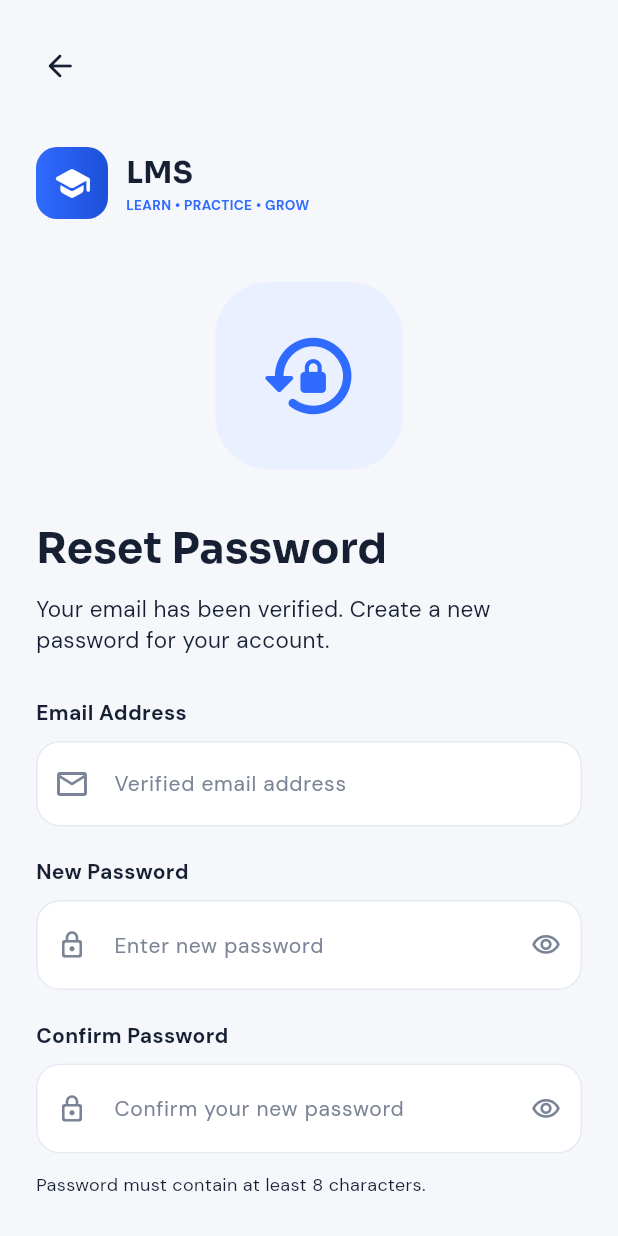
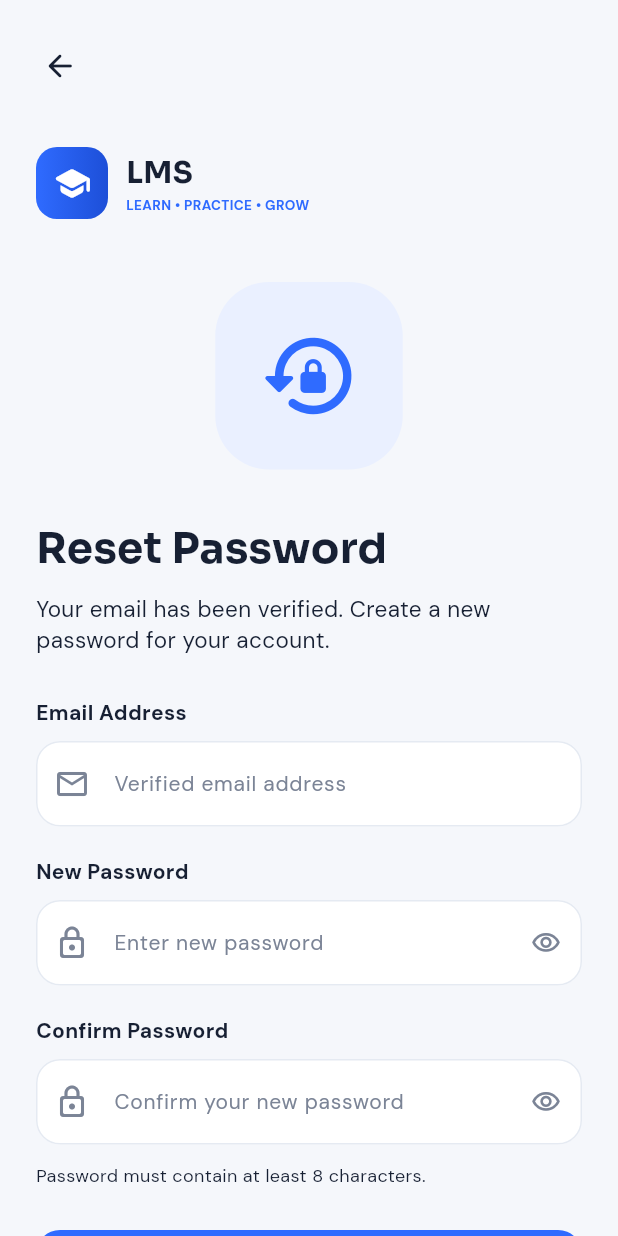
Before and after one commit to rehman-453/lms, a Flutter app: the ResetPasswordScreen screen opened by its route, on a phone screen of 412 x 824 dp. Run offline on Flutter 3.47's test engine with Material 3 defaults, Android fonts, the phone set to English and light mode, and no system bars; our stand-ins replace firebase_core, firebase_messaging, flutter_local_notifications, get, get_storage, google_fonts and 3 more; missing offline and left inert: tutorial_coach_mark; accounts and stored records are empty.

Commit message:
notifcation icon and some adjusmnets

```diff
--- a/lib/core/network/notification_service.dart
+++ b/lib/core/network/notification_service.dart
@@ -44,7 +44,7 @@ class NotificationService {
 
     // Initialize local notifications
     const AndroidInitializationSettings androidSettings =
-        AndroidInitializationSettings('@mipmap/ic_launcher');
+        AndroidInitializationSettings('app_icon');
 
     const InitializationSettings initializationSettings =
         InitializationSettings(android: androidSettings);
@@ -101,7 +101,7 @@ class NotificationService {
               channelDescription: notificationChannel.description,
               importance: Importance.max,
               priority: Priority.high,
-              icon: '@mipmap/ic_launcher',
+              icon: 'app_icon',
             ),
           ),
         );
--- a/lib/core/widgets/custom_text_field.dart
+++ b/lib/core/widgets/custom_text_field.dart
@@ -33,8 +33,13 @@ class CustomTextField extends StatelessWidget {
   final int? maxLines;
   final int? maxLength;
 
+  final TextStyle? counterStyle;
+
   final Iterable<String>? autofillHints;
   final TextCapitalization textCapitalization;
+
+  final double? fontSize;
+  final EdgeInsetsGeometry? contentPadding;
 
   const CustomTextField({
     super.key,
@@ -61,6 +66,8 @@ class CustomTextField extends StatelessWidget {
     this.maxLength,
     this.autofillHints,
     this.textCapitalization = TextCapitalization.none,
+    this.fontSize = 14,
+    this.contentPadding, this.counterStyle,
   });
 
   @override
@@ -72,6 +79,7 @@ class CustomTextField extends StatelessWidget {
       enabled: enabled,
       readOnly: readOnly,
       autofillHints: autofillHints,
+
 
       keyboardType: isNumberInput
           ? TextInputType.number
@@ -86,11 +94,15 @@ class CustomTextField extends StatelessWidget {
       maxLines: isObscure ? 1 : maxLines,
       maxLength: maxLength,
 
+
       inputFormatters: isNumberInput
           ? [FilteringTextInputFormatter.digitsOnly]
           : null,
 
-      style: AppTextStyles.body(size: 14, color: AppColors.textPrimary),
+      style: AppTextStyles.body(
+  size: fontSize!,
+  color: AppColors.textPrimary,
+),
 
       decoration: CustomInputDecoration(
         hintText: hintText,
@@ -107,6 +119,7 @@ class CustomTextField extends StatelessWidget {
 
 // Separate Input Decoration Widget in Same File
 
+
 class CustomInputDecoration extends InputDecoration {
   CustomInputDecoration({
     super.hintText,
@@ -116,6 +129,7 @@ class CustomInputDecoration extends InputDecoration {
     Color? borderColor,
     Color? fillColor,
     bool showBorder = true,
+    EdgeInsetsGeometry? contentPadding,
   }) : super(
           hintStyle: AppTextStyles.body(
             size: 14,
@@ -123,22 +137,31 @@ class CustomInputDecoration extends InputDecoration {
           ),
           filled: true,
           fillColor: fillColor ?? AppColors.white,
-         contentPadding: const EdgeInsets.symmetric(
+
+          contentPadding: contentPadding ??
+              const EdgeInsets.symmetric(
                 horizontal: 16,
                 vertical: 18,
               ),
+
           border: showBorder
               ? OutlineInputBorder(
                   borderRadius: BorderRadius.circular(16),
-                 borderSide: BorderSide(color: borderColor ?? AppColors.border),
+                  borderSide: BorderSide(
+                    color: borderColor ?? AppColors.border,
+                  ),
                 )
               : InputBorder.none,
+
           enabledBorder: showBorder
               ? OutlineInputBorder(
                   borderRadius: BorderRadius.circular(16),
-                 borderSide: BorderSide(color: borderColor ?? AppColors.border),
+                  borderSide: BorderSide(
+                    color: borderColor ?? AppColors.border,
+                  ),
                 )
               : InputBorder.none,
+
           focusedBorder: showBorder
               ? OutlineInputBorder(
                   borderRadius: BorderRadius.circular(16),
@@ -148,13 +171,20 @@ class CustomInputDecoration extends InputDecoration {
                   ),
                 )
               : InputBorder.none,
+
           errorBorder: OutlineInputBorder(
             borderRadius: BorderRadius.circular(16),
-           borderSide: const BorderSide(color: AppColors.error),
+            borderSide: const BorderSide(
+              color: AppColors.error,
             ),
+          ),
+
           focusedErrorBorder: OutlineInputBorder(
             borderRadius: BorderRadius.circular(16),
-           borderSide: const BorderSide(color: AppColors.error, width: 1.5),
+            borderSide: const BorderSide(
+              color: AppColors.error,
+              width: 1.5,
+            ),
           ),
         );
 }
--- a/lib/modules/auth/views/reset_password_screen.dart
+++ b/lib/modules/auth/views/reset_password_screen.dart
@@ -107,14 +107,13 @@ class ResetPasswordScreen extends StatelessWidget {
                         const SizedBox(height: 9),
 
                         Obx(
-                          () => TextFormField(
-                            controller: controller.passwordController,
-                            obscureText: !controller.isPasswordVisible.value,
+                          () => CustomTextField(
+                            textFieldController: controller.passwordController,
+                            isObscure: !controller.isPasswordVisible.value,
                             textInputAction: TextInputAction.next,
                             validator: controller.validatePassword,
-                            decoration: _inputDecoration(
-                              hint: 'Enter new password',
-                              prefixIcon: Icons.lock_outline_rounded,
+                            hintText: 'Enter new password',
+                            prefixIcon: Icon(Icons.lock_outline_rounded),
                             suffixIcon: IconButton(
                               onPressed: controller.togglePasswordVisibility,
                               icon: Icon(
@@ -125,7 +124,20 @@ class ResetPasswordScreen extends StatelessWidget {
                                 size: 20,
                               ),
                             ),
-                            ),
+                            // decoration: _inputDecoration(
+                            //   hint: 'Enter new password',
+                            //   prefixIcon: Icons.lock_outline_rounded,
+                            //   suffixIcon: IconButton(
+                            //     onPressed: controller.togglePasswordVisibility,
+                            //     icon: Icon(
+                            //       controller.isPasswordVisible.value
+                            //           ? Icons.visibility_off_outlined
+                            //           : Icons.visibility_outlined,
+                            //       color: AppColors.textSecondary,
+                            //       size: 20,
+                            //     ),
+                            //   ),
+                            // ),
                           ),
                         ),
 
@@ -135,16 +147,16 @@ class ResetPasswordScreen extends StatelessWidget {
                         const SizedBox(height: 9),
 
                         Obx(
-                          () => TextFormField(
-                            controller: controller.confirmPasswordController,
-                            obscureText:
+                          () => CustomTextField(
+                            textFieldController:
+                                controller.confirmPasswordController,
+                            isObscure:
                                 !controller.isConfirmPasswordVisible.value,
                             textInputAction: TextInputAction.done,
                             validator: controller.validateConfirmPassword,
                             onFieldSubmitted: (_) => controller.resetPassword(),
-                            decoration: _inputDecoration(
-                              hint: 'Confirm your new password',
-                              prefixIcon: Icons.lock_outline_rounded,
+                            hintText: 'Confirm your new password',
+                            prefixIcon: Icon(Icons.lock_outline_rounded),
                             suffixIcon: IconButton(
                               onPressed:
                                   controller.toggleConfirmPasswordVisibility,
@@ -156,7 +168,21 @@ class ResetPasswordScreen extends StatelessWidget {
                                 size: 20,
                               ),
                             ),
-                            ),
+                            // decoration: _inputDecoration(
+                            //   hint: 'Confirm your new password',
+                            //   prefixIcon: Icons.lock_outline_rounded,
+                            //   suffixIcon: IconButton(
+                            //     onPressed:
+                            //         controller.toggleConfirmPasswordVisibility,
+                            //     icon: Icon(
+                            //       controller.isConfirmPasswordVisible.value
+                            //           ? Icons.visibility_off_outlined
+                            //           : Icons.visibility_outlined,
+                            //       color: AppColors.textSecondary,
+                            //       size: 20,
+                            //     ),
+                            //   ),
+                            // ),
                           ),
                         ),
 
@@ -295,39 +321,39 @@ class ResetPasswordScreen extends StatelessWidget {
     );
   }
 
-  InputDecoration _inputDecoration({
-    required String hint,
-    required IconData prefixIcon,
-    Widget? suffixIcon,
-  }) {
-    return InputDecoration(
-      hintText: hint,
-      hintStyle: AppTextStyles.body(size: 14, color: AppColors.textSecondary),
-      prefixIcon: Icon(prefixIcon, size: 20, color: AppColors.textSecondary),
-      suffixIcon: suffixIcon,
-      filled: true,
-      fillColor: AppColors.white,
-      contentPadding: const EdgeInsets.symmetric(horizontal: 16, vertical: 18),
-      border: OutlineInputBorder(
-        borderRadius: BorderRadius.circular(16),
-        borderSide: const BorderSide(color: AppColors.border),
-      ),
-      enabledBorder: OutlineInputBorder(
-        borderRadius: BorderRadius.circular(16),
-        borderSide: const BorderSide(color: AppColors.border),
-      ),
-      focusedBorder: OutlineInputBorder(
-        borderRadius: BorderRadius.circular(16),
-        borderSide: const BorderSide(color: AppColors.primary, width: 1.5),
-      ),
-      errorBorder: OutlineInputBorder(
-        borderRadius: BorderRadius.circular(16),
-        borderSide: const BorderSide(color: AppColors.error),
-      ),
-      focusedErrorBorder: OutlineInputBorder(
-        borderRadius: BorderRadius.circular(16),
-        borderSide: const BorderSide(color: AppColors.error, width: 1.5),
-      ),
-    );
+  // InputDecoration _inputDecoration({
+  //   required String hint,
+  //   required IconData prefixIcon,
+  //   Widget? suffixIcon,
+  // }) {
+  //   return InputDecoration(
+  //     hintText: hint,
+  //     hintStyle: AppTextStyles.body(size: 14, color: AppColors.textSecondary),
+  //     prefixIcon: Icon(prefixIcon, size: 20, color: AppColors.textSecondary),
+  //     suffixIcon: suffixIcon,
+  //     filled: true,
+  //     fillColor: AppColors.white,
+  //     contentPadding: const EdgeInsets.symmetric(horizontal: 16, vertical: 18),
+  //     border: OutlineInputBorder(
+  //       borderRadius: BorderRadius.circular(16),
+  //       borderSide: const BorderSide(color: AppColors.border),
+  //     ),
+  //     enabledBorder: OutlineInputBorder(
+  //       borderRadius: BorderRadius.circular(16),
+  //       borderSide: const BorderSide(color: AppColors.border),
+  //     ),
+  //     focusedBorder: OutlineInputBorder(
+  //       borderRadius: BorderRadius.circular(16),
+  //       borderSide: const BorderSide(color: AppColors.primary, width: 1.5),
+  //     ),
+  //     errorBorder: OutlineInputBorder(
+  //       borderRadius: BorderRadius.circular(16),
+  //       borderSide: const BorderSide(color: AppColors.error),
+  //     ),
+  //     focusedErrorBorder: OutlineInputBorder(
+  //       borderRadius: BorderRadius.circular(16),
+  //       borderSide: const BorderSide(color: AppColors.error, width: 1.5),
+  //     ),
+  //   );
+  // }
 }
-}
```
Also changed, not shown: lib/core/widgets/custom_button.dart (+75 -0 lines), lib/modules/auth/views/forgot_password_screen.dart (+34 -34 lines), lib/modules/courses/views/courses_screen.dart (+19 -23 lines), lib/modules/home/views/home_screen.dart (+25 -11 lines), lib/modules/profile/views/change_password_screen.dart (+78 -31 lines), lib/modules/profile/views/edit_profile_screen.dart (+17 -26 lines), 2 other files. Lines whose indentation alone changed are shown as unchanged.
